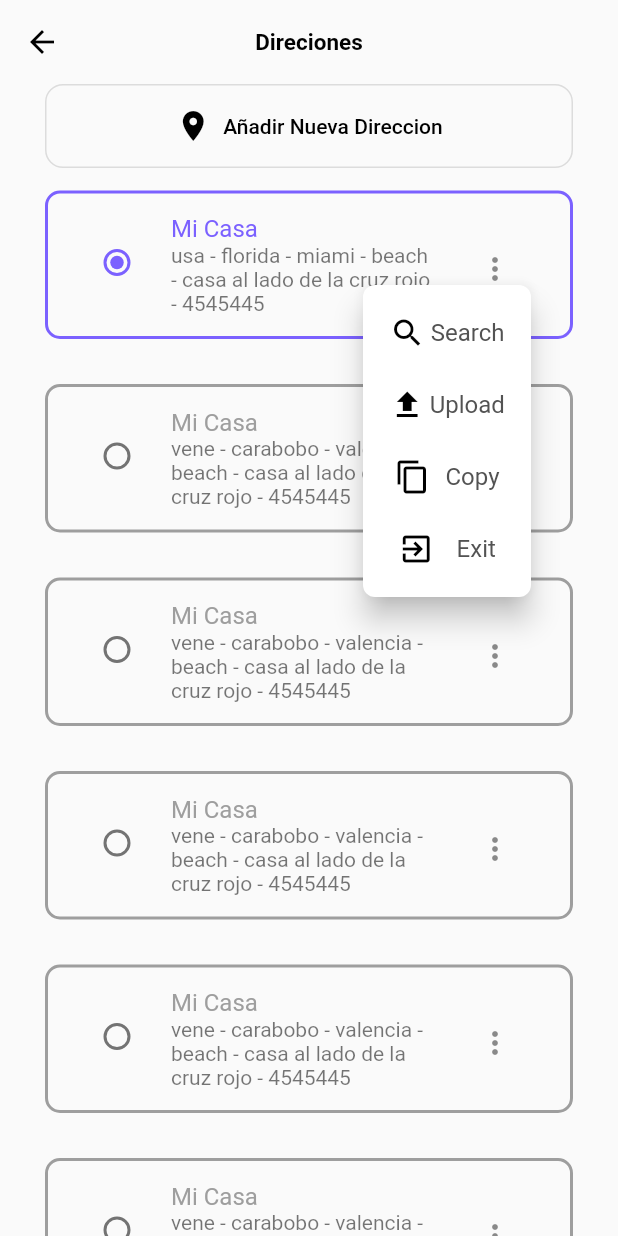
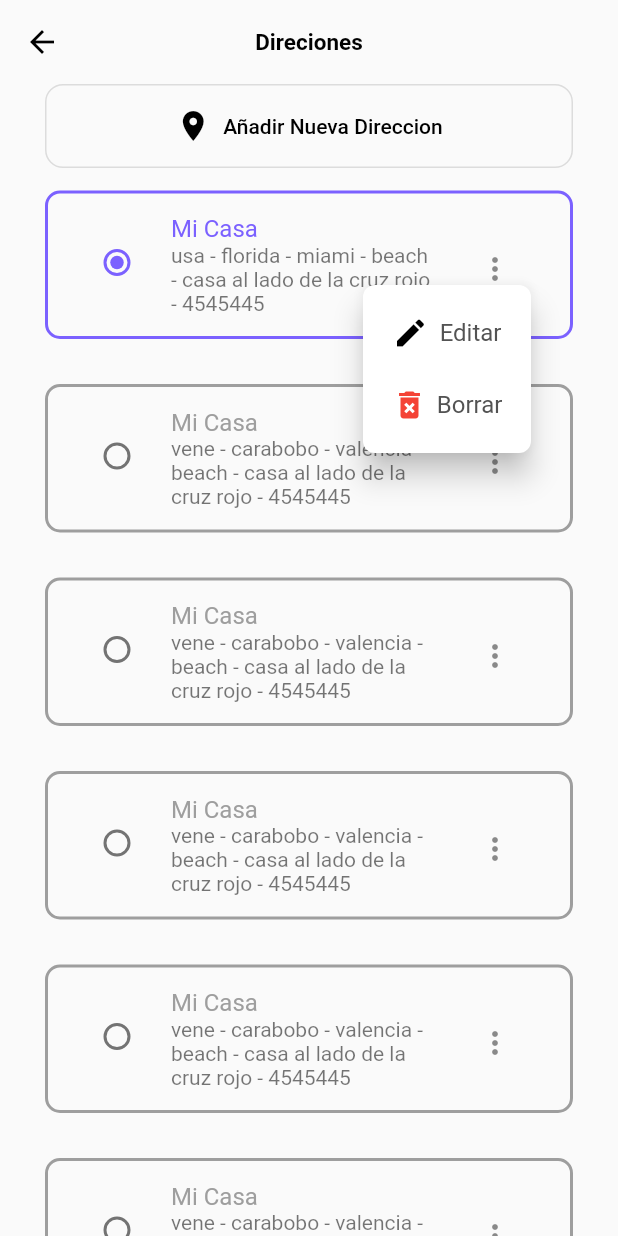
Before and after one commit to elzorrofox02/MAPCTienda_FLutter, a Flutter app: the AdressListPage screen opened directly, after a tap on the "more vert" icon, on a phone screen of 412 x 824 dp. Run offline on Flutter 3.47's test engine with Material 2 defaults, Android fonts, the light colour scheme and no system bars; our stand-ins replace badges, flutter_rating_bar, flutter_svg, intl_phone_number_input; network calls fail; statements that could not run were skipped.

Commit message:
listo addres list

```diff
--- a/lib/models/adress_list.dart
+++ b/lib/models/adress_list.dart
@@ -2,16 +2,16 @@ class AdressListCard {
   String? id, numero, active, country, estate, city, muni, direction, personame, personamephone, empresa;
 
   AdressListCard({
-    required this.id,
-    required this.active,
-    required this.country,
-    required this.estate,
-    required this.city,
-    required this.muni,
-    required this.numero,
-    required this.direction,
-    required this.personame,
-    required this.personamephone,
+    this.id,
+    this.active,
+    this.country,
+    this.estate,
+    this.city,
+    this.muni,
+    this.numero,
+    this.direction,
+    this.personame,
+    this.personamephone,
     this.empresa,
     //this.optionSearch = "",
   });
@@ -19,7 +19,7 @@ class AdressListCard {
 
 List<AdressListCard> demoAdresslist = [
   AdressListCard(id: "as456sa456asasadgdag23111112312", numero: "4545445", active: "true", country: "usa", estate: "florida", city: "miami", muni: "beach", direction: "casa al lado de la cruz rojo", personame: "Jr", personamephone: "465465465"),
-  AdressListCard(id: "as456sa456asasadgdag23111112312", numero: "4545445", active: "true", country: "vene", estate: "carabobo", city: "valencia", muni: "beach", direction: "casa al lado de la cruz rojo", personame: "Jr", personamephone: "465465465"),
+  AdressListCard(id: "as456sa456asasadgdag23111112312", numero: "4545445", active: "true", country: "vene", estate: "carabobo", city: "valencia", muni: "beach", direction: "casa al lado de la cruz rojo", personame: "Jr", personamephone: "465465465", empresa: "holalxlxlxlx"),
   AdressListCard(id: "as456sa456asasadgdag23111112312", numero: "4545445", active: "true", country: "vene", estate: "carabobo", city: "valencia", muni: "beach", direction: "casa al lado de la cruz rojo", personame: "Jr", personamephone: "465465465"),
   AdressListCard(id: "as456sa456asasadgdag23111112312", numero: "4545445", active: "true", country: "vene", estate: "carabobo", city: "valencia", muni: "beach", direction: "casa al lado de la cruz rojo", personame: "Jr", personamephone: "465465465"),
   AdressListCard(id: "as456sa456asasadgdag23111112312", numero: "4545445", active: "true", country: "vene", estate: "carabobo", city: "valencia", muni: "beach", direction: "casa al lado de la cruz rojo", personame: "Jr", personamephone: "465465465"),
--- a/lib/screens/address/adress_list.dart
+++ b/lib/screens/address/adress_list.dart
@@ -86,8 +86,13 @@ class _State extends State<AdressListPage> {
                           //secondary: const Icon(Icons.more_vert),
                           secondary: PopupMenuButton(
                             onSelected: (value) {
-                              print(value);
-                              print(demoAdresslist[index].country);
+                              if (value == 0) {
+                                Navigator.of(context).push(MaterialPageRoute(
+                                    builder: (_) => AddAddressForm(
+                                          adressListCard: demoAdresslist[index],
+                                        )));
+                              }
+
                               // _onMenuItemSelected(value as int);
                             },
                             offset: const Offset(0.0, 35),
@@ -100,10 +105,34 @@ class _State extends State<AdressListPage> {
                               ),
                             ),
                             itemBuilder: (ctx) => [
-                              _buildPopupMenuItem('Search', Icons.search, 0),
-                              _buildPopupMenuItem('Upload', Icons.upload, 1),
-                              _buildPopupMenuItem('Copy', Icons.copy, 2),
-                              _buildPopupMenuItem('Exit', Icons.exit_to_app, 3),
+                              PopupMenuItem(
+                                value: 0,
+                                child: Row(
+                                  mainAxisAlignment: MainAxisAlignment.spaceAround,
+                                  children: const [
+                                    Icon(
+                                      Icons.edit,
+                                      color: Colors.black,
+                                    ),
+                                    Text("Editar"),
+                                  ],
+                                ),
+                              ),
+                              PopupMenuItem(
+                                value: 1,
+                                child: Row(
+                                  mainAxisAlignment: MainAxisAlignment.spaceAround,
+                                  children: const [
+                                    Icon(
+                                      Icons.delete_forever,
+                                      color: Colors.red,
+                                    ),
+                                    Text("Borrar"),
+                                  ],
+                                ),
+                              )
+                              //_buildPopupMenuItem('Editar', Icons.edit, 0),
+                              //_buildPopupMenuItem('Borrar', Icons.delete, 1),
                             ],
                           ),
                         ),
@@ -117,19 +146,19 @@ class _State extends State<AdressListPage> {
         ));
   }
 
-  PopupMenuItem _buildPopupMenuItem(String title, IconData iconData, int position) {
-    return PopupMenuItem(
-      value: position,
-      child: Row(
-        mainAxisAlignment: MainAxisAlignment.spaceAround,
-        children: [
-          Icon(
-            iconData,
-            color: Colors.black,
-          ),
-          Text(title),
-        ],
-      ),
-    );
-  }
+  // PopupMenuItem _buildPopupMenuItem(String title, IconData iconData, int position) {
+  //   return PopupMenuItem(
+  //     value: position,
+  //     child: Row(
+  //       mainAxisAlignment: MainAxisAlignment.spaceAround,
+  //       children: [
+  //         Icon(
+  //           iconData,
+  //           color: Colors.black,
+  //         ),
+  //         Text(title),
+  //       ],
+  //     ),
+  //   );
+  // }
 }
--- a/lib/screens/profile/components/edit_profile.dart
+++ b/lib/screens/profile/components/edit_profile.dart
@@ -81,8 +81,8 @@ class _ExplorePageState extends State<EditProfile> {
                       onSaved: (cardNum) {
                         //_paymentCard.number = CardUtils.getCleanedNumber(cardNum!);
                       },
-                      controller: _controller,
-                      //initialValue: widget.name,
+                      //controller: _controller,
+                      initialValue: widget.name,
                       textInputAction: TextInputAction.next,
                       validator: CardUtils.notEmpety,
                       inputFormatters: const [
```
Also changed, not shown: lib/screens/address/components/address_form.dart (+18 -19 lines).
